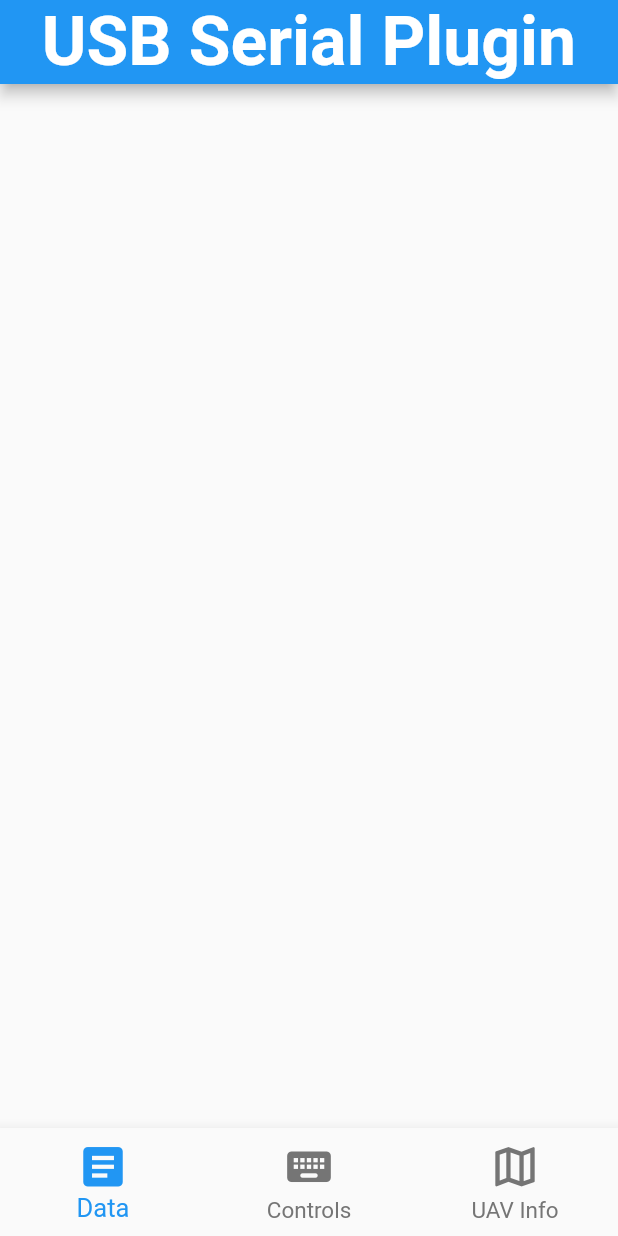
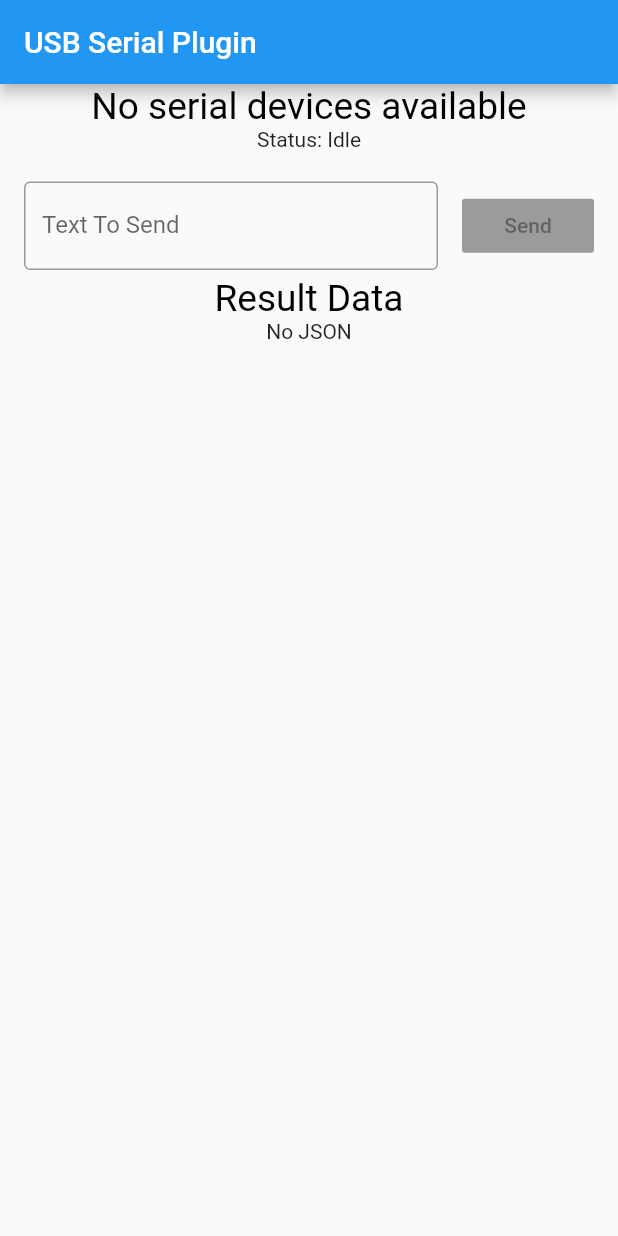
Before and after one commit to BrenoFischer/LAC, a Flutter app: the screen it shows after launch, on a phone screen of 412 x 824 dp. Run offline on Flutter 3.47's test engine with Material 2 defaults, Android fonts, the phone set to English and light mode, and no system bars; our stand-ins replace get, google_fonts, google_maps_flutter; missing offline and left inert: usb_serial; Roboto replaces fonts that are missing (Sansita).

Commit message:
usb connect tests

```diff
--- /dev/null
+++ b/lib/classes/location.dart
@@ -0,0 +1,12 @@
+class Location {
+  final String sensor;
+  final int time;
+  final List<double> data;
+
+  Location(this.sensor, this.time, this.data);
+
+  Location.fromJson(Map<String, dynamic> json)
+      : sensor = json['sensor'],
+        time = json['time'],
+        data = json['data'].cast<double>();
+}
--- /dev/null
+++ b/lib/controllers/location_controller.dart
@@ -0,0 +1,21 @@
+import 'package:lac/classes/location.dart';
+import 'package:get/get.dart';
+
+class LocationController extends GetxController {
+  final locations = List<Location>().obs;
+
+  static LocationController get to => Get.find<LocationController>();
+
+  @override
+  void onInit() {
+    super.onInit();
+  }
+
+  addLocation(Location location) {
+    locations.add(location);
+  }
+
+  clearLocations() {
+    locations.clear();
+  }
+}
--- a/lib/main.dart
+++ b/lib/main.dart
@@ -1,10 +1,14 @@
+import 'package:get/get.dart';
+import 'package:lac/controllers/location_controller.dart';
+import 'package:lac/screens/temporario.dart';
 import 'package:lac/screens/welcome.dart';
 import 'package:lac/ui/styles.dart';
 import 'package:flutter/material.dart';
 import 'package:lac/ui/styles_config.dart';
 
 void main() {
-  runApp(MyApp());
+  Get.put(LocationController());
+  return runApp(MyApp());
 }
 
 class MyApp extends StatelessWidget {
@@ -24,7 +28,7 @@ class MyApp extends StatelessWidget {
               headline6: AppStyles.appBarTitle,
             ),
           ),
-          home: Welcome(),
+          home: Teste(),
         );
       });
     });
--- a/lib/screens/map.dart
+++ b/lib/screens/map.dart
@@ -1,10 +1,13 @@
+import 'package:get/get.dart';
 import 'package:lac/components/my_app_bar.dart';
 import 'package:lac/components/my_map.dart';
 import 'package:lac/components/side_drawer.dart';
+import 'package:lac/controllers/location_controller.dart';
 import 'package:lac/ui/styles_config.dart';
 import 'package:flutter/material.dart';
 
 class MapScreen extends StatelessWidget {
+  final locationController = LocationController.to;
   @override
   Widget build(BuildContext context) {
     return Scaffold(
@@ -21,6 +24,11 @@ class MapScreen extends StatelessWidget {
                 height: SizeConfig.textMultiplier * 60,
                 child: MyMap(),
               ),
+              Obx(() {
+                return locationController.locations.length > 0
+                    ? Text(locationController.locations.length.toString())
+                    : Text("No Locations");
+              }),
             ],
           ),
         ),
--- /dev/null
+++ b/lib/screens/temporario.dart
@@ -0,0 +1,211 @@
+import 'dart:convert';
+import 'package:flutter/material.dart';
+import 'package:get/get.dart';
+import 'package:lac/classes/location.dart';
+import 'package:lac/controllers/location_controller.dart';
+import 'package:lac/ui/styles.dart';
+import 'dart:typed_data';
+import 'dart:async';
+import 'package:usb_serial/usb_serial.dart';
+import 'package:usb_serial/transaction.dart';
+
+class Teste extends StatefulWidget {
+  @override
+  _TesteState createState() => _TesteState();
+}
+
+class _TesteState extends State<Teste> {
+  UsbPort _port;
+  String _status = "Idle";
+  List<Widget> _ports = [];
+  List<Widget> _serialData = [];
+  StreamSubscription<String> _subscription;
+  Transaction<String> _transaction;
+  int _deviceId;
+  TextEditingController _textController = TextEditingController();
+  final locationController = LocationController.to;
+
+  Future<bool> _connectTo(device) async {
+    _serialData.clear();
+
+    if (_subscription != null) {
+      _subscription.cancel();
+      _subscription = null;
+    }
+
+    if (_transaction != null) {
+      _transaction.dispose();
+      _transaction = null;
+    }
+
+    if (_port != null) {
+      _port.close();
+      _port = null;
+    }
+
+    if (device == null) {
+      _deviceId = null;
+      locationController.clearLocations();
+      setState(() {
+        _status = "Disconnected";
+      });
+      return true;
+    }
+
+    _port = await device.create();
+    if (!await _port.open()) {
+      setState(() {
+        _status = "Failed to open port";
+      });
+      return false;
+    }
+
+    _deviceId = device.deviceId;
+    await _port.setDTR(true);
+    await _port.setRTS(true);
+    await _port.setPortParameters(
+        115200, UsbPort.DATABITS_8, UsbPort.STOPBITS_1, UsbPort.PARITY_NONE);
+
+    _transaction = Transaction.stringTerminated(
+      _port.inputStream,
+      Uint8List.fromList([13, 10]),
+    );
+
+    _subscription = _transaction.stream.listen((String line) {
+      setState(() {
+        _serialData.add(Text(line));
+        if (_serialData.length > 20) {
+          _serialData.removeAt(0);
+        }
+        Map locationMap = jsonDecode(line);
+        locationController.addLocation(Location.fromJson(locationMap));
+      });
+    });
+
+    setState(() {
+      _status = "Connected";
+    });
+    return true;
+  }
+
+  void _getPorts() async {
+    _ports = [];
+    List<UsbDevice> devices = await UsbSerial.listDevices();
+    print(devices);
+
+    devices.forEach((device) {
+      _ports.add(ListTile(
+          leading: Icon(Icons.usb),
+          title: Text(device.productName),
+          subtitle: Text(device.manufacturerName),
+          trailing: RaisedButton(
+            child:
+                Text(_deviceId == device.deviceId ? "Disconnect" : "Connect"),
+            onPressed: () {
+              _connectTo(_deviceId == device.deviceId ? null : device)
+                  .then((res) {
+                _getPorts();
+              });
+            },
+          )));
+    });
+
+    setState(() {
+      print(_ports);
+    });
+  }
+
+  @override
+  void initState() {
+    super.initState();
+
+    UsbSerial.usbEventStream.listen((UsbEvent event) {
+      _getPorts();
+    });
+
+    _getPorts();
+  }
+
+  @override
+  void dispose() {
+    super.dispose();
+    _connectTo(null);
+  }
+
+  @override
+  Widget build(BuildContext context) {
+    return Scaffold(
+      appBar: AppBar(
+        title: const Text('USB Serial Plugin'),
+      ),
+      body: SingleChildScrollView(
+        child: Column(
+          children: <Widget>[
+            Text(
+                _ports.length > 0
+                    ? "Available Serial Ports"
+                    : "No serial devices available",
+                style: AppStyles.drawerTextStyle),
+            ..._ports,
+            Text('Status: $_status\n'),
+            ListTile(
+              title: TextField(
+                controller: _textController,
+                decoration: InputDecoration(
+                  border: OutlineInputBorder(),
+                  labelText: 'Text To Send',
+                ),
+              ),
+              trailing: RaisedButton(
+                child: Text("Send"),
+                onPressed: _port == null
+                    ? null
+                    : () async {
+                        if (_port == null) {
+                          return;
+                        }
+                        String data = _textController.text + "\n";
+                        await _port.write(Uint8List.fromList(data.codeUnits));
+                        _textController.text = "";
+                      },
+              ),
+            ),
+            //..._serialData,
+            Text("Result Data", style: AppStyles.drawerTextStyle),
+            Obx(() {
+              return locationController.locations.length > 0
+                  ? Text(locationController.locations.length.toString())
+                  : Text("No JSON");
+            })
+
+            //_locations.length > 0
+            //    ? SafeArea(
+            //        child: Flexible(
+            //          child: ListView.builder(
+            //            shrinkWrap: true,
+            //            physics: NeverScrollableScrollPhysics(),
+            //            itemCount: _locations.length,
+            //            itemBuilder: (context, index) {
+            //              return Card(
+            //                child: Column(
+            //                  children: [
+            //                    Text(_locations[index].sensor),
+            //                    Text(_locations[index].time.toString()),
+            //                    Text(_locations[index].data[0].toString()),
+            //                    Text(_locations[index].data[1].toString()),
+            //                  ],
+            //                ),
+            //              );
+            //            },
+            //          ),
+            //        ),
+            //      )
+            //    : Center(
+            //        child: Text("No JSON"),
+            //      ),
+          ],
+        ),
+      ),
+    );
+  }
+}
--- a/lib/screens/welcome.dart
+++ b/lib/screens/welcome.dart
@@ -2,6 +2,7 @@ import 'package:lac/screens/control.dart';
 import 'package:lac/screens/data.dart';
 import 'package:lac/screens/map.dart';
 import 'package:flutter/material.dart';
+import 'package:lac/screens/temporario.dart';
 
 class Welcome extends StatefulWidget {
   @override
@@ -23,7 +24,8 @@ class _WelcomeState extends State<Welcome> {
       body: PageView(
         controller: pageViewController,
         children: [
-          DataScreen(),
+          //DataScreen(),
+          Teste(),
           ControlScreen(),
           MapScreen(),
         ],
--- a/pubspec.yaml
+++ b/pubspec.yaml
@@ -24,6 +24,8 @@ dependencies:
   flutter:
     sdk: flutter
   google_maps_flutter: ^1.1.1
+  usb_serial: ^0.2.4
+  get:
 
 
   # The following adds the Cupertino Icons font to your application.
```
Also changed, not shown: pubspec.lock, 3 other files.
